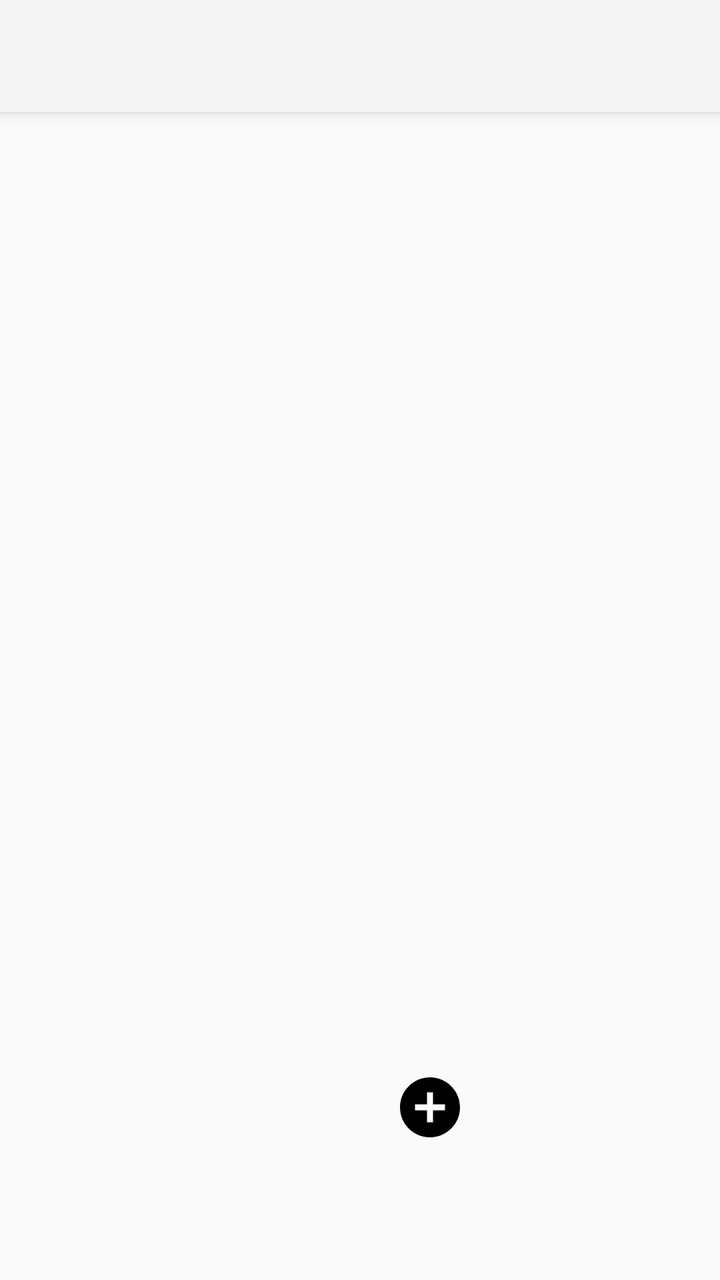
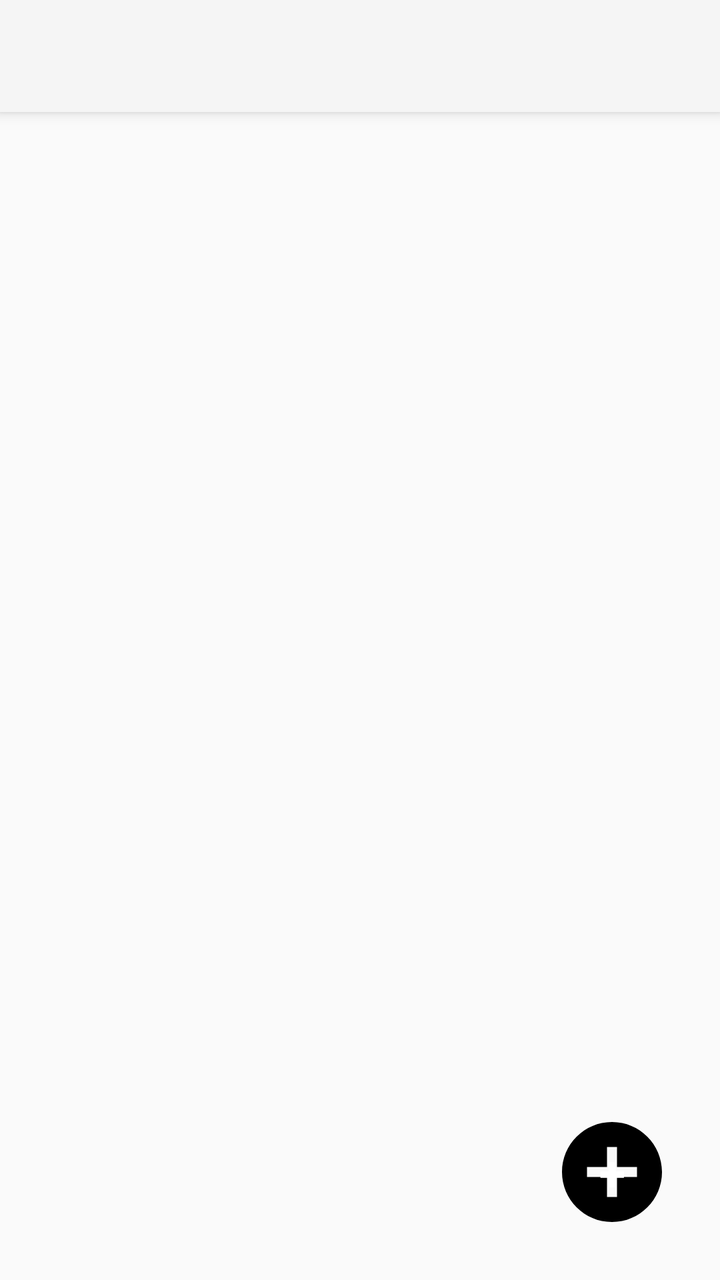

An Android layout rendered at two revisions. The XML below is the earlier revision; the diff shows what the commit changed to produce the second picture.
<!-- AndroidManifest.xml: application theme Theme.AppCompat.Light.NoActionBar -->
<!-- res/layout/activity_main.xml -->
<?xml version="1.0" encoding="utf-8"?>
<androidx.constraintlayout.widget.ConstraintLayout xmlns:android="http://schemas.android.com/apk/res/android"
    xmlns:app="http://schemas.android.com/apk/res-auto"
    xmlns:tools="http://schemas.android.com/tools"
    android:id="@+id/main"
    android:layout_width="match_parent"
    android:layout_height="match_parent"
    tools:context=".MainActivity">

    <androidx.appcompat.widget.Toolbar
        android:id="@+id/toolbar"
        android:layout_width="match_parent"
        android:layout_height="?attr/actionBarSize"
        android:layout_marginBottom="382dp"
        android:background="?attr/colorPrimary"
        android:elevation="4dp"
        android:theme="@style/ThemeOverlay.AppCompat.ActionBar"
        app:layout_constraintBottom_toTopOf="@+id/ListView"
        app:layout_constraintEnd_toEndOf="parent"
        app:layout_constraintStart_toStartOf="parent"
        app:layout_constraintTop_toTopOf="parent"
        app:popupTheme="@style/ThemeOverlay.AppCompat.Light" />

    <ImageButton
        android:id="@+id/imageButton"
        style="?android:attr/borderlessButtonStyle"
        android:layout_width="80dp"
        android:layout_height="53dp"
        android:layout_marginStart="175dp"
        android:layout_marginEnd="176dp"
        android:layout_marginBottom="60dp"
        android:clickable="true"
        app:layout_constraintBottom_toBottomOf="parent"
        app:layout_constraintEnd_toEndOf="parent"
        app:layout_constraintHorizontal_bias="0.0"
        app:layout_constraintStart_toStartOf="parent"
        app:srcCompat="@drawable/baseline_add_circle_24" />

    <ListView
        android:id="@+id/ListView"
        android:layout_width="409dp"
        android:layout_height="725dp"
        android:layout_marginStart="1dp"
        android:layout_marginEnd="1dp"
        app:layout_constraintEnd_toEndOf="parent"
        app:layout_constraintHorizontal_bias="0.0"
        app:layout_constraintStart_toStartOf="parent"
        app:layout_constraintTop_toBottomOf="@+id/toolbar" />
</androidx.constraintlayout.widget.ConstraintLayout>
<!-- resources referenced by this layout -->
<resources>
  <!-- drawable baseline_add_circle_24 (drawable) -->
  <vector xmlns:android="http://schemas.android.com/apk/res/android" android:height="36dp" android:tint="#000000" android:viewportHeight="24" android:viewportWidth="24" android:width="36dp">
        
      <path android:fillColor="@android:color/white" android:pathData="M12,2C6.48,2 2,6.48 2,12s4.48,10 10,10 10,-4.48 10,-10S17.52,2 12,2zM17,13h-4v4h-2v-4L7,13v-2h4L11,7h2v4h4v2z"/>
      
  </vector>
</resources>

<!-- the commit's change to res/layout/activity_main.xml (unified diff, before → after) -->
@@ -9,41 +9,37 @@
 
     <androidx.appcompat.widget.Toolbar
         android:id="@+id/toolbar"
-        android:layout_width="match_parent"
+        android:layout_width="0dp"
         android:layout_height="?attr/actionBarSize"
-        android:layout_marginBottom="382dp"
         android:background="?attr/colorPrimary"
         android:elevation="4dp"
         android:theme="@style/ThemeOverlay.AppCompat.ActionBar"
-        app:layout_constraintBottom_toTopOf="@+id/ListView"
         app:layout_constraintEnd_toEndOf="parent"
         app:layout_constraintStart_toStartOf="parent"
         app:layout_constraintTop_toTopOf="parent"
         app:popupTheme="@style/ThemeOverlay.AppCompat.Light" />
 
-    <ImageButton
-        android:id="@+id/imageButton"
-        style="?android:attr/borderlessButtonStyle"
-        android:layout_width="80dp"
-        android:layout_height="53dp"
-        android:layout_marginStart="175dp"
-        android:layout_marginEnd="176dp"
-        android:layout_marginBottom="60dp"
-        android:clickable="true"
+    <ListView
+        android:id="@+id/ListView"
+        android:layout_width="0dp"
+        android:layout_height="0dp"
         app:layout_constraintBottom_toBottomOf="parent"
         app:layout_constraintEnd_toEndOf="parent"
-        app:layout_constraintHorizontal_bias="0.0"
-        app:layout_constraintStart_toStartOf="parent"
-        app:srcCompat="@drawable/baseline_add_circle_24" />
-
-    <ListView
-        android:id="@+id/ListView"
-        android:layout_width="409dp"
-        android:layout_height="725dp"
-        android:layout_marginStart="1dp"
-        android:layout_marginEnd="1dp"
-        app:layout_constraintEnd_toEndOf="parent"
-        app:layout_constraintHorizontal_bias="0.0"
         app:layout_constraintStart_toStartOf="parent"
         app:layout_constraintTop_toBottomOf="@+id/toolbar" />
+
+    <Button
+        android:id="@+id/btnPlus"
+        android:layout_width="60dp"
+        android:layout_height="60dp"
+        android:layout_marginEnd="24dp"
+        android:layout_marginBottom="24dp"
+        android:background="@drawable/baseline_add_circle_24"
+        android:text="+"
+        android:textColor="#FFFFFF"
+        android:textSize="24sp"
+        android:textStyle="bold"
+        app:layout_constraintBottom_toBottomOf="parent"
+        app:layout_constraintEnd_toEndOf="parent" />
+
 </androidx.constraintlayout.widget.ConstraintLayout>
